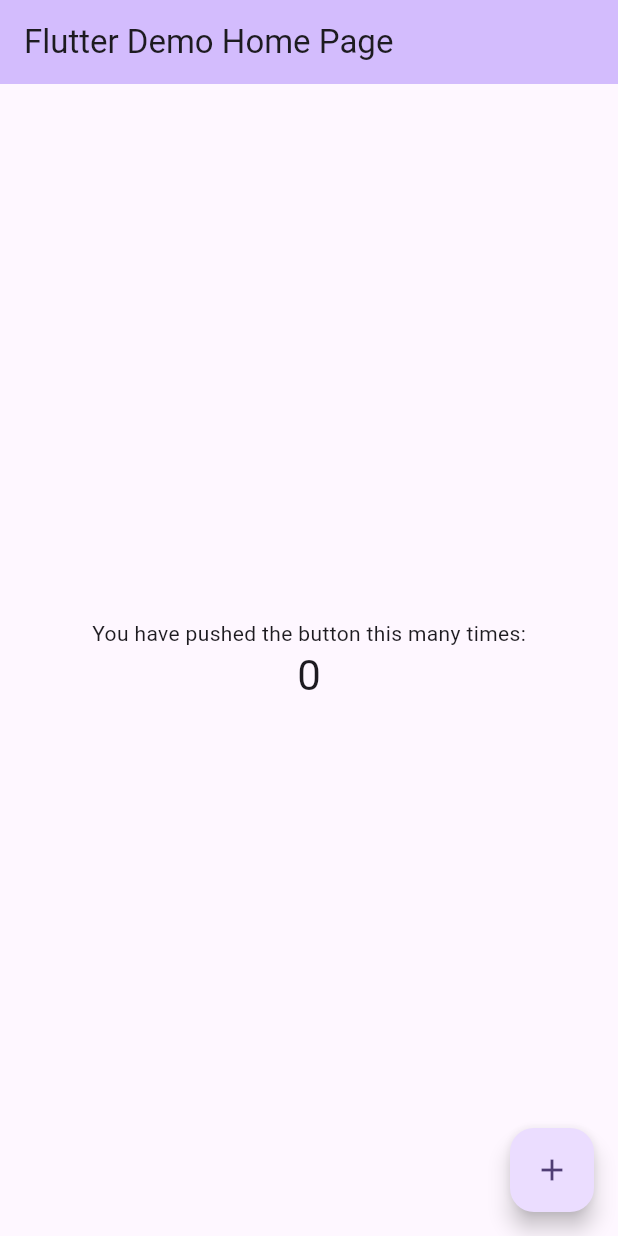
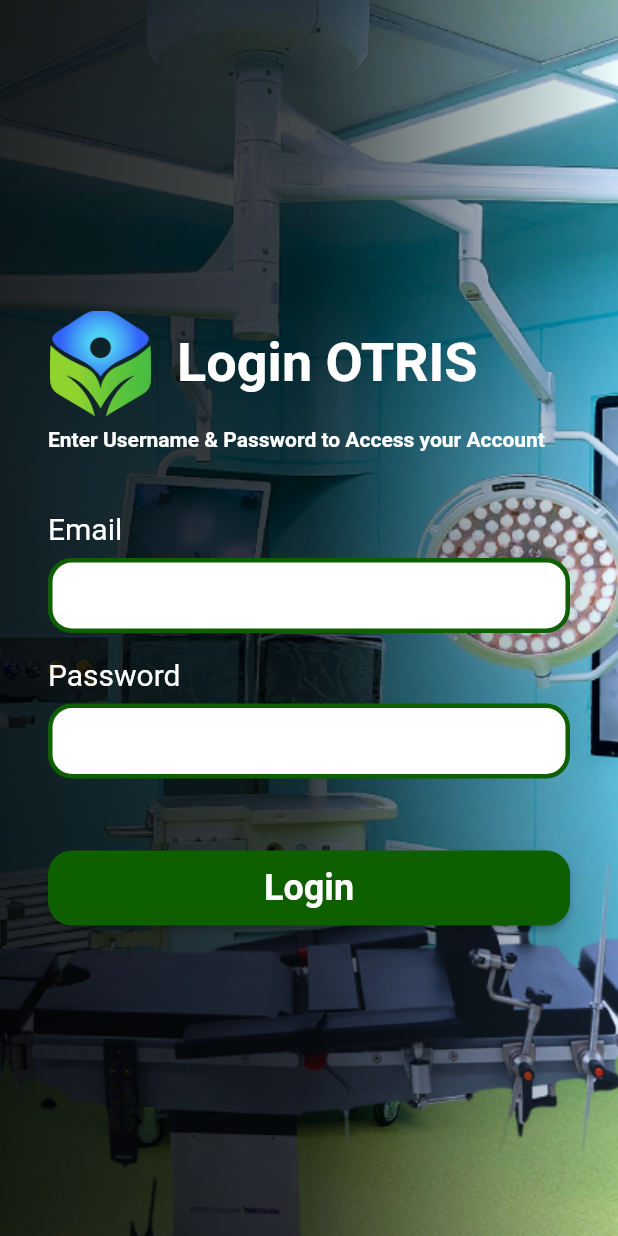
Before and after one commit to Rabelmaker/otris3, a Flutter app: the screen it shows after launch, on a phone screen of 412 x 824 dp. Run offline on Flutter 3.47's test engine with Material 2 defaults, Android fonts, the light colour scheme and no system bars.

Commit message:
selesai buat login.dart

```diff
--- a/lib/main.dart
+++ b/lib/main.dart
@@ -1,4 +1,5 @@
 import 'package:flutter/material.dart';
+import 'package:otris2/screens/login.dart';
 
 void main() {
   runApp(const MyApp());
@@ -10,28 +11,10 @@ class MyApp extends StatelessWidget {
   // This widget is the root of your application.
   @override
   Widget build(BuildContext context) {
-    return MaterialApp(
+    return const MaterialApp(
+      debugShowCheckedModeBanner: false,
       title: 'Flutter Demo',
-      theme: ThemeData(
-        // This is the theme of your application.
-        //
-        // TRY THIS: Try running your application with "flutter run". You'll see
-        // the application has a blue toolbar. Then, without quitting the app,
-        // try changing the seedColor in the colorScheme below to Colors.green
-        // and then invoke "hot reload" (save your changes or press the "hot
-        // reload" button in a Flutter-supported IDE, or press "r" if you used
-        // the command line to start the app).
-        //
-        // Notice that the counter didn't reset back to zero; the application
-        // state is not lost during the reload. To reset the state, use hot
-        // restart instead.
-        //
-        // This works for code too, not just values: Most code changes can be
-        // tested with just a hot reload.
-        colorScheme: ColorScheme.fromSeed(seedColor: Colors.deepPurple),
-        useMaterial3: true,
-      ),
-      home: const MyHomePage(title: 'Flutter Demo Home Page'),
+      home: Login(),
     );
   }
 }
--- /dev/null
+++ b/lib/screens/login.dart
@@ -0,0 +1,185 @@
+import 'package:flutter/material.dart';
+
+class Login extends StatefulWidget {
+  const Login({super.key});
+
+  @override
+  State<Login> createState() => _LoginState();
+}
+
+class _LoginState extends State<Login> {
+  @override
+  Widget build(BuildContext context) {
+    Color greenland = const Color(0xff0E5F00);
+    TextEditingController userController = TextEditingController();
+    TextEditingController passwordController = TextEditingController();
+
+    return Scaffold(
+      body: SafeArea(
+          child: Stack(
+        children: [
+          Container(
+            height: double.infinity,
+            width: double.infinity,
+            decoration: const BoxDecoration(
+                image: DecorationImage(
+                    image: AssetImage("assets/loginbackground.png"),
+                    fit: BoxFit.cover)),
+          ),
+          Container(
+            height: double.infinity,
+            width: double.infinity,
+            decoration: BoxDecoration(
+                gradient: LinearGradient(
+                    begin: Alignment.centerLeft,
+                    end: Alignment.centerRight,
+                    colors: [
+                  Colors.black.withOpacity(0.85),
+                  Colors.black.withOpacity(0.7),
+                  Colors.transparent,
+                ])),
+          ),
+          Center(
+            child: SingleChildScrollView(
+              child: Padding(
+                padding: const EdgeInsets.all(32.0),
+                child: Column(
+                  crossAxisAlignment: CrossAxisAlignment.start,
+                  children: [
+                    Row(
+                      children: [
+                        Container(
+                          height: 70,
+                          width: 70,
+                          decoration: const BoxDecoration(
+                              image: DecorationImage(
+                                  image: AssetImage("assets/logo_otris.png"))),
+                        ),
+                        const SizedBox(
+                          width: 16,
+                        ),
+                        const Text(
+                          "Login OTRIS",
+                          style: TextStyle(
+                            fontSize: 36,
+                            fontWeight: FontWeight.bold,
+                            color: Colors.white,
+                          ),
+                        )
+                      ],
+                    ),
+                    const SizedBox(
+                      height: 8,
+                    ),
+                    const Text(
+                      "Enter Username & Password to Access your Account",
+                      style: TextStyle(
+                        fontWeight: FontWeight.bold,
+                        color: Colors.white,
+                      ),
+                    ),
+                    const SizedBox(
+                      height: 40,
+                    ),
+                    const Text(
+                      "Email",
+                      style: TextStyle(
+                        color: Colors.white,
+                        fontSize: 20,
+                      ),
+                    ),
+                    const SizedBox(
+                      height: 8,
+                    ),
+                    Container(
+                      width: 650,
+                      height: 50,
+                      decoration: BoxDecoration(
+                        color: Colors.white,
+                        border: Border.all(
+                          color: greenland,
+                          width: 3.0,
+                        ),
+                        borderRadius: BorderRadius.circular(16.0),
+                      ),
+                      child: Padding(
+                        padding: const EdgeInsets.all(8),
+                        child: TextFormField(
+                          maxLines: 1,
+                          decoration: const InputDecoration(
+                            border: InputBorder.none,
+                          ),
+                          controller: userController,
+                        ),
+                      ),
+                    ),
+                    const SizedBox(
+                      height: 16,
+                    ),
+                    const Text(
+                      "Password",
+                      style: TextStyle(
+                        color: Colors.white,
+                        fontSize: 20,
+                      ),
+                    ),
+                    const SizedBox(
+                      height: 8,
+                    ),
+                    Container(
+                      width: 650,
+                      height: 50,
+                      decoration: BoxDecoration(
+                        color: Colors.white,
+                        border: Border.all(
+                          color: greenland,
+                          width: 3.0,
+                        ),
+                        borderRadius: BorderRadius.circular(16.0),
+                      ),
+                      child: Padding(
+                        padding: const EdgeInsets.all(8.0),
+                        child: TextFormField(
+                          obscureText: true,
+                          maxLines: 1,
+                          decoration: const InputDecoration(
+                            border: InputBorder.none,
+                          ),
+                          controller: passwordController,
+                        ),
+                      ),
+                    ),
+                    const SizedBox(
+                      height: 48,
+                    ),
+                    Container(
+                        width: 650,
+                        height: 50,
+                        child: ElevatedButton(
+                            onPressed: () {},
+                            style: ButtonStyle(
+                              backgroundColor:
+                                  MaterialStateProperty.all<Color>(greenland),
+                              shape:
+                                  MaterialStateProperty.all<RoundedRectangleBorder>(
+                                RoundedRectangleBorder(
+                                  borderRadius: BorderRadius.circular(16.0),
+                                ),
+                              ),
+                            ),
+                            child: Text(
+                              "Login",
+                              style: TextStyle(
+                                  fontSize: 24, fontWeight: FontWeight.bold),
+                            ))),
+                  ],
+                ),
+              ),
+            ),
+          )
+        ],
+      )
+      ),
+    );
+  }
+}
--- a/pubspec.yaml
+++ b/pubspec.yaml
@@ -59,9 +59,8 @@ flutter:
   uses-material-design: true
 
   # To add assets to your application, add an assets section, like this:
-  # assets:
-  #   - images/a_dot_burr.jpeg
-  #   - images/a_dot_ham.jpeg
+  assets:
+    - assets/
 
   # An image asset can refer to one or more resolution-specific "variants", see
   # https://flutter.dev/assets-and-images/#resolution-aware
```
Also changed, not shown: assets/loginbackground.png (added), assets/logo_otris.png (added), lib/generated/assets.dart (added).
